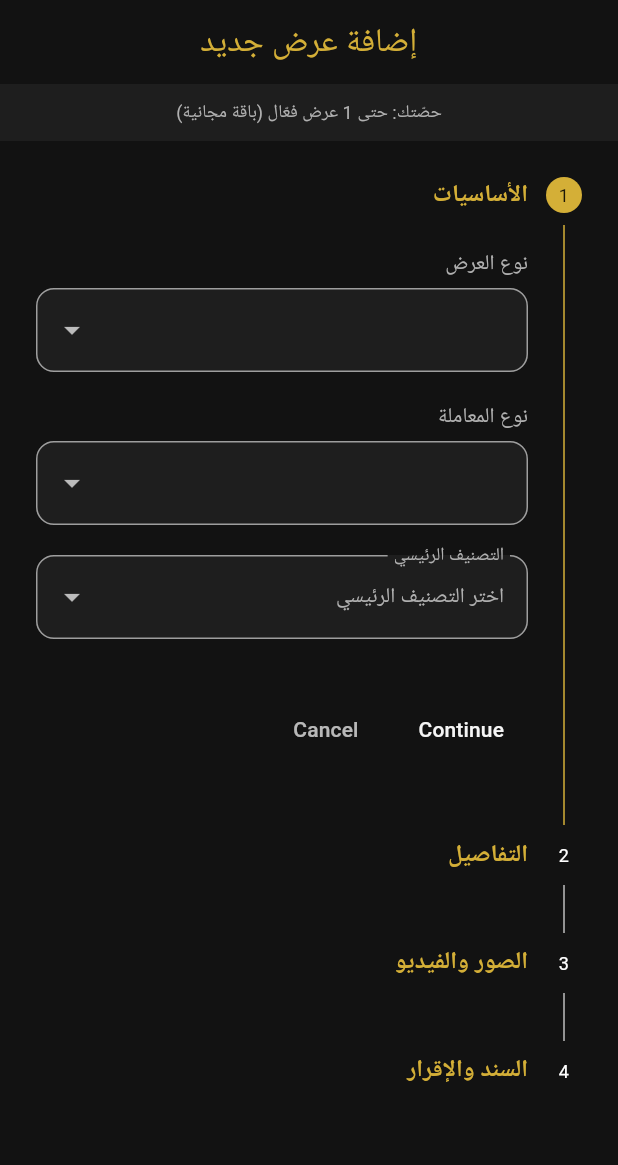
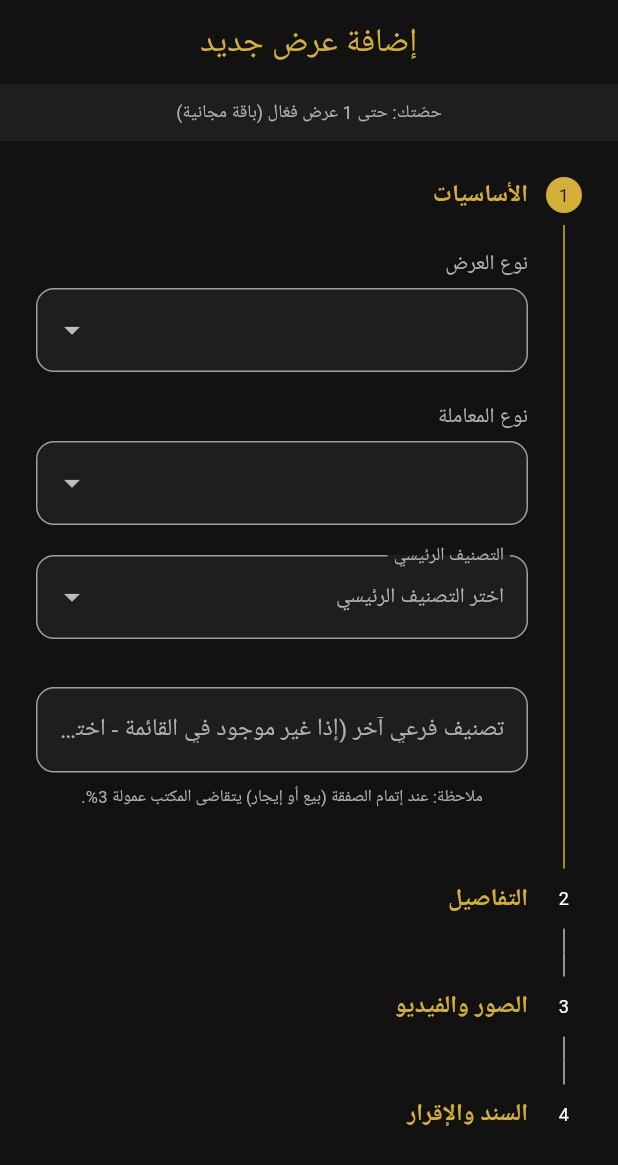
Before and after one commit to hady-albnnai/sweeda-real-estate-office-elc, a Flutter app: the AddOfferScreen screen opened by its route, on a phone screen of 412 x 824 dp. Shown: the top 1165 px of the screen. Run offline on Flutter 3.47's test engine with Material 3 defaults, Android fonts, the phone set to English and light mode, and no system bars; our stand-ins replace chewie, firebase_core, firebase_messaging, flutter_image_compress, flutter_local_notifications, flutter_map and 11 more; accounts and stored records are empty; Roboto replaces fonts that are missing (Cairo).

Commit message:
fix(multiple): إصلاح Streak على فتح/إغلاق التطبيق + إضافة حقل حر للتصنيف الفرعي + قوائم القرى الكاملة + تحسينات وصف/سعر/سند/عمولة/pledge/Stepper/حصة
- Streak: guard مزدوج في registerStreak (userModel.strkDt أولاً + in-memory) + resilient quota في canPublishOffer (منع 'تعذر التحقق' المتكرر)
- AddOffer: حقل _customSubCtrl للفرعي الحر + دمج قائمة القرى من locations.json + label سعر واضح لل.س + وصف موقع دقيق + نوع سند إلزامي + نص عمولة 3% + إخفاء أزرار Continue/Cancel + نص مسؤولية في ال pledge + note لصورة السند
- تحديث SPEC/FEATURES_AUDIT
- تحليل جذري: الـ provider instance جديد على kill/restart يُسقط الـ in-memory guard؛ الـ DB strk_dt كان null أو guard في home/service غير كافٍ قبل الـ load الكامل

Refs: auth_provider.dart, business_service.dart, add_offer_screen.dart, user_home_screen.dart, docs/*

```diff
--- a/lib/screens/user/add_offer_screen.dart
+++ b/lib/screens/user/add_offer_screen.dart
@@ -34,6 +34,7 @@ class _AddOfferScreenState extends State<AddOfferScreen> {
   final _locCtrl = TextEditingController();
   final _descCtrl = TextEditingController();
   final _specCtrl = TextEditingController();
+  final _customSubCtrl = TextEditingController(); // للتصنيف الفرعي الحر (غير موجود في القائمة)
 
   final List<XFile> _pickedImages = [];
   XFile? _docImage; // صورة سند الملكية
@@ -60,6 +61,7 @@ class _AddOfferScreenState extends State<AddOfferScreen> {
     _locCtrl.dispose();
     _descCtrl.dispose();
     _specCtrl.dispose();
+    _customSubCtrl.dispose();
     super.dispose();
   }
 
@@ -102,7 +104,7 @@ class _AddOfferScreenState extends State<AddOfferScreen> {
             '• أتعهّد بأنني المالك الفعلي للعقار/السيارة أو وكيل قانوني عنه.\n'
             '• أُقرّ بأن سند الملكية المرفق صحيح وغير مزوّر.\n'
             '• أتعهّد بإزالة العرض فور بيعه أو إلغائه.\n'
-            '• أُقرّ بأن أي بيانات كاذبة قد تؤدي لحظر حسابي وخصم نقاطي.';
+            '• أُقرّ بأن أي بيانات كاذبة قد تؤدي لحظر حسابي وخصم نقاطي.\n• أُقرّ بأن جميع المعلومات المقدمة في هذا العرض تقع على مسؤوليتي الكاملة.';
     showDialog(
       context: context,
       builder: (_) => AlertDialog(
@@ -166,8 +168,10 @@ class _AddOfferScreenState extends State<AddOfferScreen> {
       _snack('يجب تسجيل الدخول أولاً');
       return;
     }
-    if (_selectedType == null || _selectedTrans == null || _selectedMainCat == null || _selectedSubCat == null) {
-      _snack('يرجى إكمال البيانات الأساسية');
+    if (_selectedType == null || _selectedTrans == null || _selectedMainCat == null ||
+        (_selectedSubCat == null && _customSubCtrl.text.trim().isEmpty) ||
+        _selectedDocType == null) {
+      _snack('يرجى إكمال البيانات الأساسية (التصنيف الرئيسي + فرعي أو إدخال حر + نوع السند)');
       return;
     }
     final price = double.tryParse(_priceCtrl.text) ?? 0.0;
@@ -224,19 +228,27 @@ class _AddOfferScreenState extends State<AddOfferScreen> {
     setState(() => _progressMsg = 'جارٍ إنشاء العرض...');
     final loc = {'r': 0, 'd': _locCtrl.text};
 
+    final customSub = _customSubCtrl.text.trim();
+    final catForTitle = customSub.isNotEmpty
+        ? customSub
+        : (_selectedSubCat != null ? _catLabel() : 'عرض');
+
     final offer = OfferModel(
       id: '',
       usrId: user.uid,
-      ttl: '${_selectedSubCat != null ? _catLabel() : 'عرض'} في ${_locCtrl.text}',
+      ttl: '$catForTitle في ${_locCtrl.text}',
       typ: _selectedType!,
       trx: _selectedTrans!,
       cat: _selectedMainCat!,
-      sub: _selectedSubCat!,
+      sub: _selectedSubCat ?? 0,
       prc: price,
       cur: _cur,
       loc: loc,
       descript: _descCtrl.text,
-      specs: {'details': _specCtrl.text},
+      specs: {
+        'details': _specCtrl.text,
+        if (customSub.isNotEmpty) 'custom_sub': customSub,
+      },
       imgs: imageUrls,
       vdo: videoUrl,
       exactLoc: _pickedLocation != null
@@ -351,8 +363,8 @@ class _AddOfferScreenState extends State<AddOfferScreen> {
                   type: StepperType.vertical,
                   currentStep: _currentStep,
                   onStepTapped: (s) => setState(() => _currentStep = s),
-                  onStepContinue: _next,
-                  onStepCancel: _prev,
+                  // إزالة أزرار "Continue/Cancel" المزعجة (التنقل عبر النقر على عناوين الخطوات كافٍ)
+                  controlsBuilder: (context, details) => const SizedBox.shrink(),
                   steps: [_step1(), _step2(), _step3(), _step4()],
                 ),
               ),
@@ -442,6 +454,20 @@ class _AddOfferScreenState extends State<AddOfferScreen> {
             hint: const Text('اختر التصنيف الفرعي',
                 style: TextStyle(color: AppTheme.textGrey)),
           ),
+        const SizedBox(height: 12),
+        TextField(
+          controller: _customSubCtrl,
+          decoration: const InputDecoration(
+            labelText: 'تصنيف فرعي آخر (إذا غير موجود في القائمة - اختياري)',
+            hintText: 'اكتب الاسم يدوياً (سيُستخدم في العنوان)',
+            border: OutlineInputBorder(),
+          ),
+        ),
+        const SizedBox(height: 8),
+        Text(
+          'ملاحظة: عند إتمام الصفقة (بيع أو إيجار) يتقاضى المكتب عمولة 3%.',
+          style: TextStyle(color: AppTheme.textGrey, fontSize: 11),
+        ),
       ]),
       isActive: _currentStep >= 0,
     );
@@ -459,7 +485,7 @@ class _AddOfferScreenState extends State<AddOfferScreen> {
                 controller: _priceCtrl,
                 keyboardType: TextInputType.number,
                 decoration: InputDecoration(
-                  labelText: 'السعر المتوقع (${_cur == Currency.dollar ? '\$' : 'ل.س'})',
+                  labelText: 'السعر المتوقع',
                 ),
               ),
             ),
@@ -485,7 +511,7 @@ class _AddOfferScreenState extends State<AddOfferScreen> {
           TextField(
               controller: _descCtrl,
               maxLines: 3,
-              decoration: const InputDecoration(labelText: 'وصف مختصر')),
+              decoration: const InputDecoration(labelText: 'وصف دقيق للموقع (اختياري)')),
           const SizedBox(height: 15),
           TextField(
               controller: _specCtrl,
@@ -615,8 +641,8 @@ class _AddOfferScreenState extends State<AddOfferScreen> {
       content: Column(
         crossAxisAlignment: CrossAxisAlignment.start,
         children: [
-          // نوع سند الملكية
-          const Text('نوع سند الملكية (اختياري)',
+          // نوع سند الملكية (إلزامي)
+          const Text('نوع سند الملكية (إلزامي)',
               style: TextStyle(
                   color: AppTheme.primaryGold, fontWeight: FontWeight.bold)),
           const SizedBox(height: 6),
@@ -637,8 +663,8 @@ class _AddOfferScreenState extends State<AddOfferScreen> {
           ),
           const SizedBox(height: 14),
 
-          // صورة سند الملكية
-          const Text('صورة سند الملكية (اختياري)',
+          // صورة سند الملكية (اختيارية)
+          const Text('صورة سند الملكية (اختيارية)',
               style: TextStyle(
                   color: AppTheme.primaryGold, fontWeight: FontWeight.bold)),
           const SizedBox(height: 6),
@@ -679,7 +705,7 @@ class _AddOfferScreenState extends State<AddOfferScreen> {
             ),
           ),
           const SizedBox(height: 6),
-          const Text('رفع سند الملكية اختياري عند النشر؛ يمكنك إضافته لاحقاً من صفحة العرض.',
+          const Text('رفع صورة السند اختياري عند النشر (سيتم طلبها لاحقاً عند حجز أي موعد). يُفضل اصطحاب سند الملكية الأصلي عند المعاينة لتعزيز ثقة المشتري/المستأجر.',
               style: TextStyle(color: AppTheme.textGrey, fontSize: 11)),
           const SizedBox(height: 16),
 
@@ -854,7 +880,7 @@ class _AddOfferScreenState extends State<AddOfferScreen> {
 
   Widget _buildLocationAutocomplete() {
     final config = context.watch<ConfigProvider>().config;
-    final locations = (config?.locations ?? [])
+    final configLocs = (config?.locations ?? [])
         .map((item) {
       if (item is String) return item;
       if (item is Map) {
@@ -864,6 +890,16 @@ class _AddOfferScreenState extends State<AddOfferScreen> {
       }
       return item.toString();
     }).where((item) => item.isNotEmpty).cast<String>().toList();
+
+    // قائمة كاملة للقرى والمناطق (من docs/locations.json) + دعم إدخال حر دائماً
+    const fallbackVillages = <String>[
+      'السويداء', 'صلخد', 'شهبا', 'القريا', 'المزرعة', 'الكفر', 'الأصلحة', 'البثينة', 'الحريسة', 'الخالدية',
+      'الدارة', 'الدور', 'الرحى', 'الرشيدة', 'الرضيمة', 'السالمية', 'السكاكة', 'السمراوية', 'السهوة',
+      'السويمرة', 'الشقراوية', 'الصورى الصغيرة', 'الصورى الكبيرة', 'الطيبة', 'العانات', 'الغارية', 'الغيضة',
+      'حي شرق السويداء', 'حي غرب السويداء', 'الحي الشمالي', 'الحي الجنوبي', 'حي المصانع', 'حي التنك', 'حي الفردوس', 'حي العمال',
+      // أضف المزيد من القرى حسب الحاجة (القائمة الكاملة في docs/locations.json)
+    ];
+    final locations = {...configLocs, ...fallbackVillages}.toList();
 
     return Autocomplete<String>(
       initialValue: TextEditingValue(text: _locCtrl.text),
```
Also changed, not shown: lib/core/services/business_service.dart (+14 -6 lines), lib/providers/auth_provider.dart (+18 -3 lines), 1 other file.
